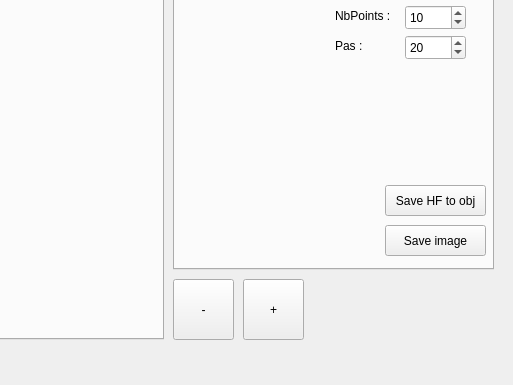
Qt form mainwindow.ui (Benji6974/GeoMod) before a commit; both pictures show x 517 to 1030 and y 391 to 776 of the 1030 by 776 pixel window.
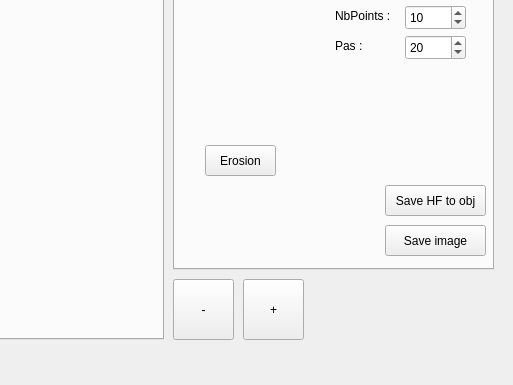
The same form after that commit. Custom widgets are drawn as their Qt base class.

Commit message: erosion thermo simple OK

```diff
--- a/mainwindow.ui
+++ b/mainwindow.ui
@@ -554,6 +554,19 @@
        <string>Pas :</string>
       </property>
      </widget>
+     <widget class="QPushButton" name="btn_calcErosion">
+      <property name="geometry">
+       <rect>
+        <x>30</x>
+        <y>500</y>
+        <width>71</width>
+        <height>31</height>
+       </rect>
+      </property>
+      <property name="text">
+       <string>Erosion</string>
+      </property>
+     </widget>
     </widget>
     <widget class="QWidget" name="tab_5">
      <attribute name="title">
```
The commit also changes 3 other files.
